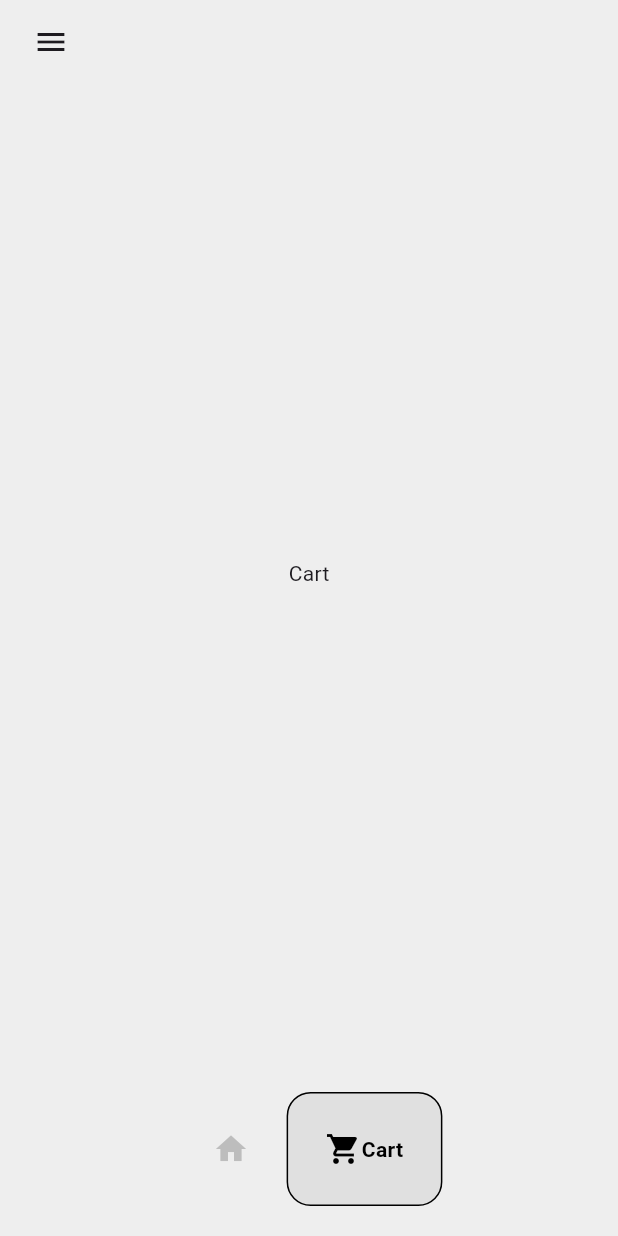
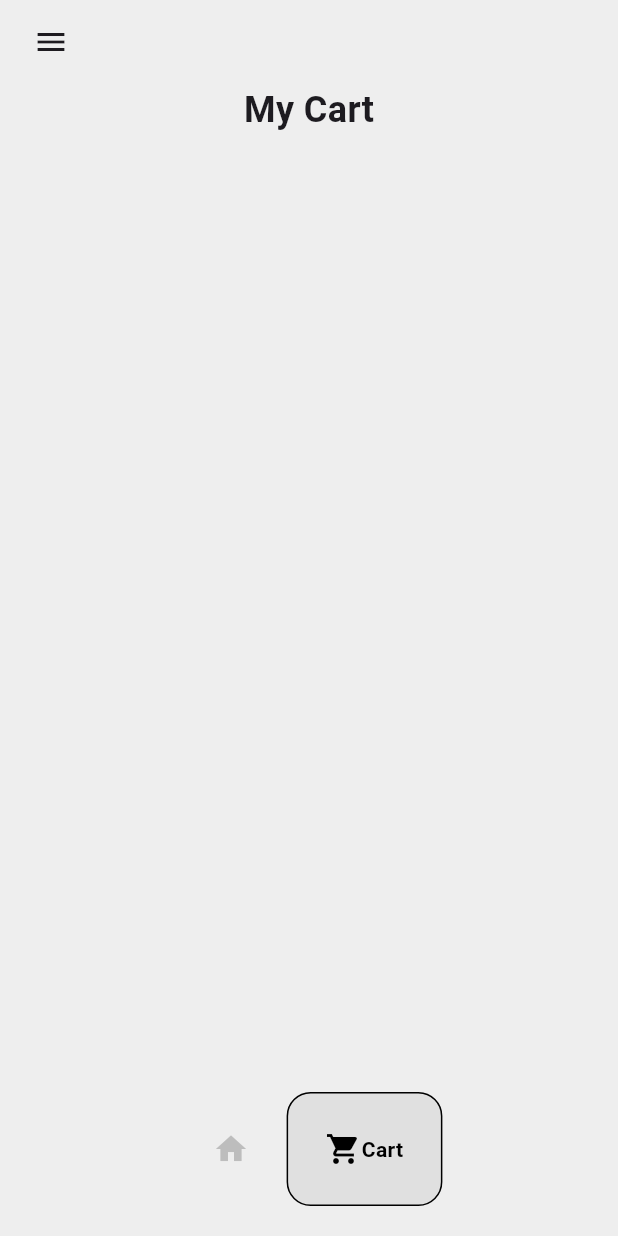
Before and after one commit to SolomonB127/SneakerSphere, a Flutter app: the HomePage screen opened by its route, item 2 of the bottom bar chosen, on a phone screen of 412 x 824 dp. Run offline on Flutter 3.47's test engine with Material 3 defaults, Android fonts, the phone set to English and light mode, and no system bars; drawn by our look-alikes of google_nav_bar.

Commit message:
Integrate getUserCart method to enable adding shoes to cart functionality.

```diff
--- a/lib/Pages/cart_page.dart
+++ b/lib/Pages/cart_page.dart
@@ -1,4 +1,9 @@
 import 'package:flutter/material.dart';
+import 'package:provider/provider.dart';
+import 'package:sneaker_sphere/modules/shoe_data.dart';
+
+import '../Components/cart_item.dart';
+import '../modules/cart_data.dart';
 
 class CartPage extends StatefulWidget {
   const CartPage({super.key});
@@ -10,8 +15,35 @@ class CartPage extends StatefulWidget {
 class _CartPageState extends State<CartPage> {
   @override
   Widget build(BuildContext context) {
-    return const Center(
-      child: Text("Cart"),
+    return Consumer<Cart>(
+      builder: (context, value, child) => Padding(
+        padding: const EdgeInsets.symmetric(horizontal: 25.0),
+        child: Column(
+          // Heading
+          children: <Widget>[
+            const Text(
+              "My Cart",
+              style: TextStyle(fontSize: 24.0, fontWeight: FontWeight.bold),
+            ),
+            const SizedBox(
+              height: 10.0,
+            ),
+            Expanded(
+                child: ListView.builder(
+              itemCount: value.getUserCart().length,
+              itemBuilder: (context, index) {
+                // get shoes
+                Shoe pickedShoe = value.getUserCart()[index];
+
+                // return cart item
+                return CartItem(
+                  shoe: pickedShoe,
+                );
+              },
+            ))
+          ],
+        ),
+      ),
     );
   }
 }
```
